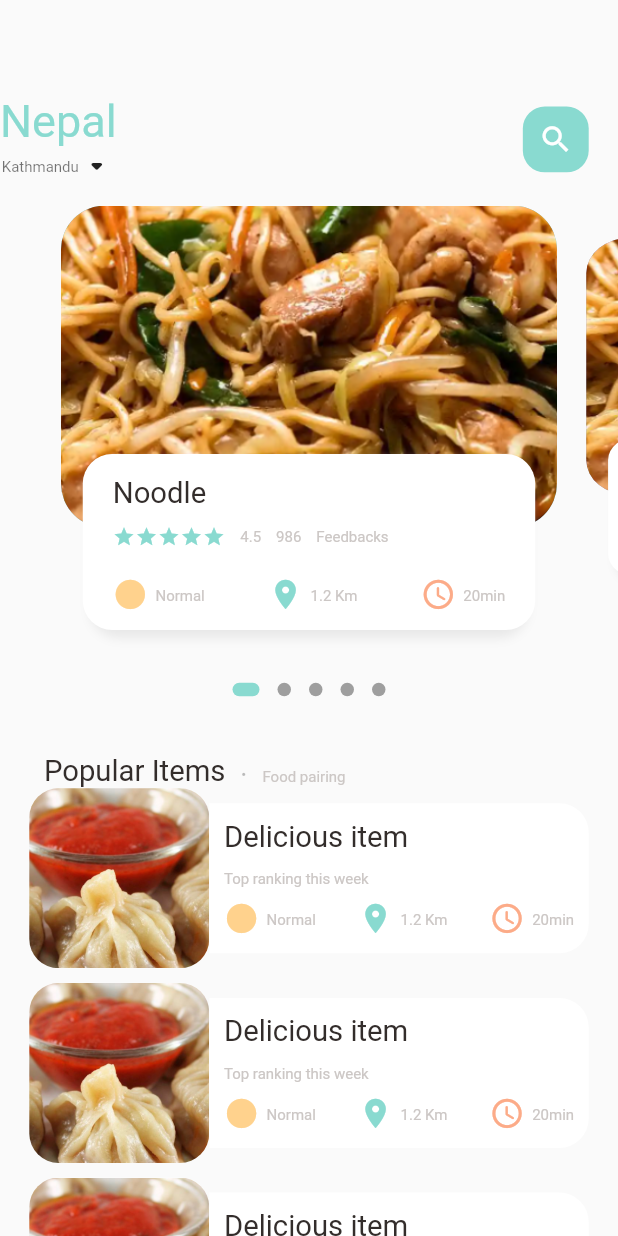
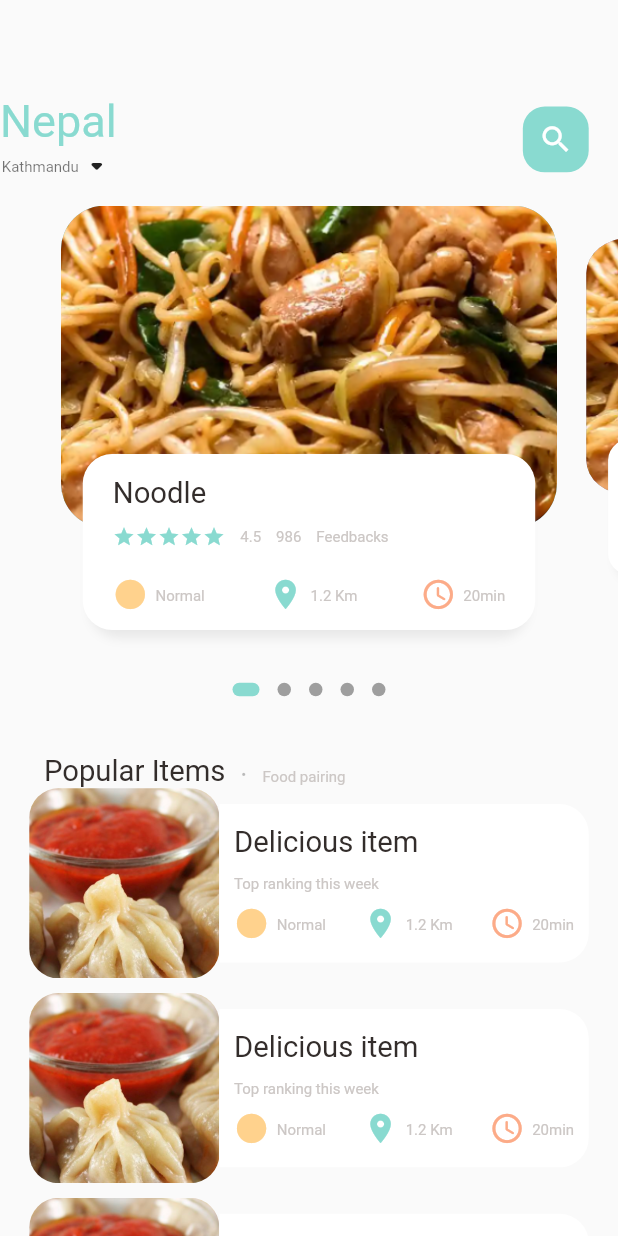
Before and after one commit to Anjeelchaudhary/E-commersApplication-_Foodie-, a Flutter app: the screen it shows after launch, on a phone screen of 412 x 824 dp. Run offline on Flutter 3.47's test engine with Material 2 defaults, Android fonts, the phone set to English and light mode, and no system bars; drawn by our look-alikes of dots_indicator; our stand-ins replace get.

Commit message:
:art: completed Home page
disigned all home paged

```diff
--- a/lib/home/food_page_body.dart
+++ b/lib/home/food_page_body.dart
@@ -92,12 +92,11 @@ class _FoodPageNodyState extends State<FoodPageBody> {
             ],
           ),
         ),
-        //image section
-        Container(
-          height: 900,
-          child: ListView.builder(
+        //list of food and images
+
+        ListView.builder(
           physics: NeverScrollableScrollPhysics(),
-            //shrinkWrap: true,
+          shrinkWrap: true,
           itemCount: 10,
           itemBuilder: ((context, index) {
             return Container(
@@ -109,11 +108,10 @@ class _FoodPageNodyState extends State<FoodPageBody> {
                 children: [
                   //Image section
                   Container(
-                      width: 120,
-                      height: 120,
+                    width: Dimensions.listViewImgSize,
+                    height: Dimensions.listViewImgSize,
                     decoration: BoxDecoration(
-                        borderRadius:
-                            BorderRadius.circular(Dimensions.radius20),
+                      borderRadius: BorderRadius.circular(Dimensions.radius20),
                       color: Colors.white38,
                       image: const DecorationImage(
                         fit: BoxFit.cover,
@@ -124,7 +122,7 @@ class _FoodPageNodyState extends State<FoodPageBody> {
                   //Text container
                   Expanded(
                     child: Container(
-                        height: 100,
+                      height: Dimensions.listViewTextContSize,
                       decoration: BoxDecoration(
                         borderRadius: BorderRadius.only(
                           topRight: Radius.circular(Dimensions.radius20),
@@ -145,8 +143,7 @@ class _FoodPageNodyState extends State<FoodPageBody> {
                             SmallText(text: "Top ranking this week "),
                             SizedBox(height: Dimensions.height10),
                             Row(
-                                mainAxisAlignment:
-                                    MainAxisAlignment.spaceBetween,
+                              mainAxisAlignment: MainAxisAlignment.spaceBetween,
                               children: [
                                 IconAndTextWidget(
                                     icon: Icons.circle_sharp,
@@ -172,7 +169,6 @@ class _FoodPageNodyState extends State<FoodPageBody> {
             );
           }),
         ),
-        )
       ],
     );
   }
--- a/lib/utils/dimensions.dart
+++ b/lib/utils/dimensions.dart
@@ -33,4 +33,8 @@ class Dimensions {
 
   //icon size
   static double iconSize24 = screenHeight / 35.17;
+
+  //list view size
+  static double listViewImgSize = screenWidth / 3.25;
+  static double listViewTextContSize = screenWidth / 3.9;
 }
```
Lines whose indentation alone changed are shown as unchanged.
